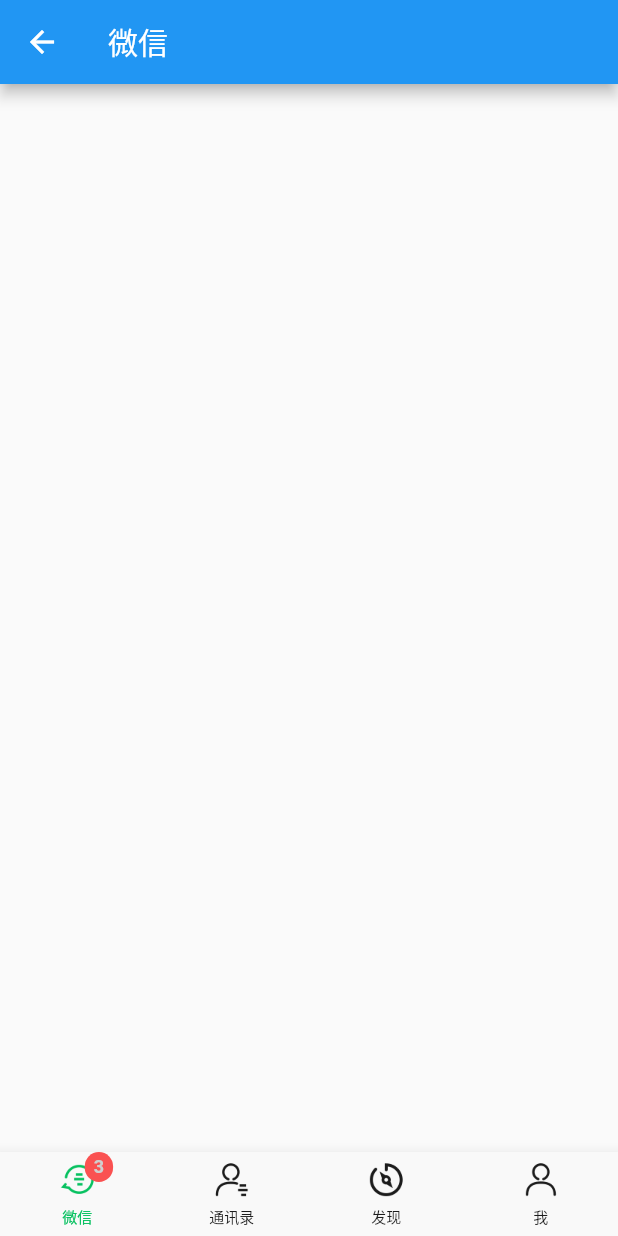
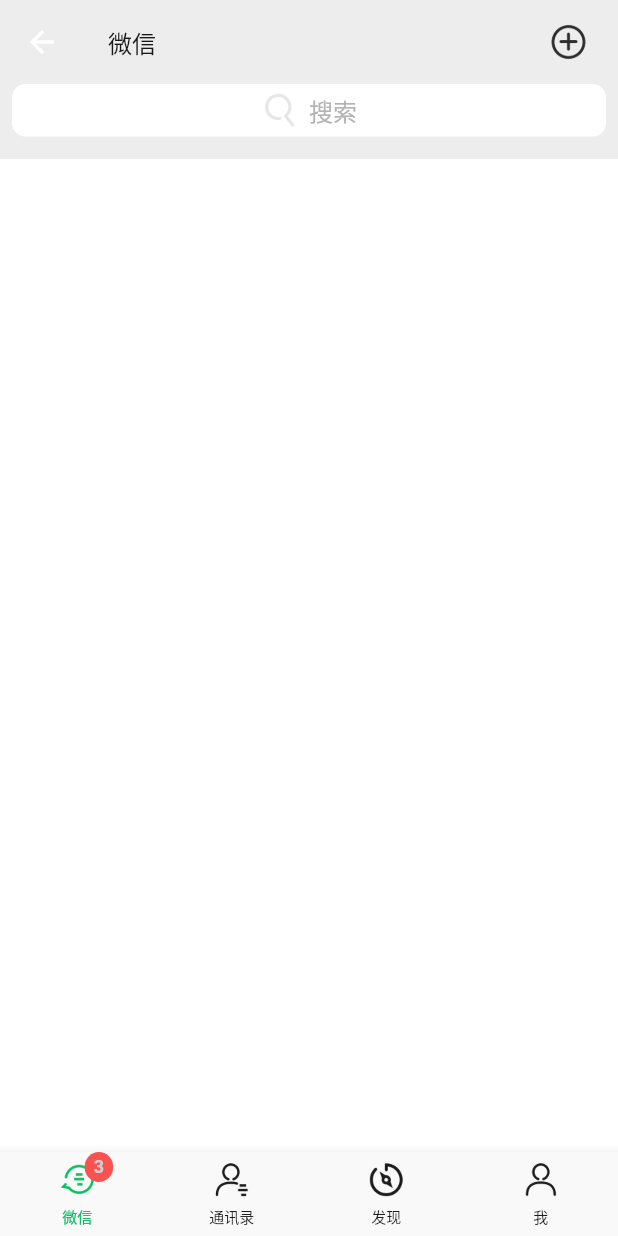
Before and after one commit to printfCYQ/flutter_wechat, a Flutter app: the RootPage screen opened directly, on a phone screen of 412 x 824 dp. Run offline on Flutter 3.47's test engine with Material 2 defaults, Android fonts, the phone set to English and light mode, and no system bars; our stand-ins replace fluttertoast.

Commit message:
msg page Bar

```diff
--- a/lib/pages/root/root_page.dart
+++ b/lib/pages/root/root_page.dart
@@ -43,6 +43,7 @@
   Widget build(BuildContext context) {
     return Scaffold(
       body: PageView(
+        physics: const NeverScrollableScrollPhysics(), // 禁止左右滑动切换页面
         controller: pageController,
         onPageChanged: (value) {
           currentIndex = value;
--- a/lib/pages/wechat/wechat_page.dart
+++ b/lib/pages/wechat/wechat_page.dart
@@ -1,3 +1,5 @@
+// ignore_for_file: avoid_print
+
 import 'package:flutter/material.dart';
 
 class WechatPage extends StatefulWidget {
@@ -11,8 +13,69 @@
   @override
   Widget build(BuildContext context) {
     return Scaffold(
+      backgroundColor: Colors.white,
       appBar: AppBar(
-        title: const Text('微信'),
+        backgroundColor: const Color(0xffEDEDED),
+        elevation: 0,
+        title: const Text(
+          '微信',
+          style: TextStyle(
+            color: Color(0xff181818),
+            fontSize: 16,
+          ),
+        ),
+        actions: [
+          GestureDetector(
+            behavior: HitTestBehavior.opaque, // 空白区域也可以点击
+            onTap: () {
+              print('more');
+            },
+            child: Padding(
+              padding: const EdgeInsets.symmetric(horizontal: 18),
+              child: Image.asset(
+                'assets/images/msg/msg_more.png',
+                width: 30,
+                height: 30,
+              ),
+            ),
+          )
+        ],
+      ),
+      body: Column(
+        children: [
+          Container(
+            color: const Color(0xffEDEDED),
+            width: double.infinity,
+            height: 50,
+            padding: const EdgeInsets.only(left: 8, right: 8, bottom: 15),
+            child: Container(
+              decoration: const BoxDecoration(
+                color: Color(0xffffffff),
+                borderRadius: BorderRadius.all(
+                  Radius.circular(9),
+                ),
+              ),
+              child: Row(
+                mainAxisAlignment: MainAxisAlignment.center,
+                children: [
+                  Image.asset(
+                    'assets/images/msg/msg_search.png',
+                    width: 25,
+                    height: 25,
+                  ),
+                  const SizedBox(width: 7),
+                  const Text(
+                    '搜索',
+                    style: TextStyle(
+                      color: Color(0xffB3B3B3),
+                      fontSize: 16,
+                    ),
+                  )
+                ],
+              ),
+            ),
+          ),
+        ],
       ),
     );
   }
--- a/pubspec.yaml
+++ b/pubspec.yaml
@@ -27,3 +27,4 @@
   assets:
     - assets/images/
     - assets/images/bar/
+    - assets/images/msg/
```
Also changed, not shown: assets/images/msg/msg_more.png (added), assets/images/msg/msg_search.png (added).
